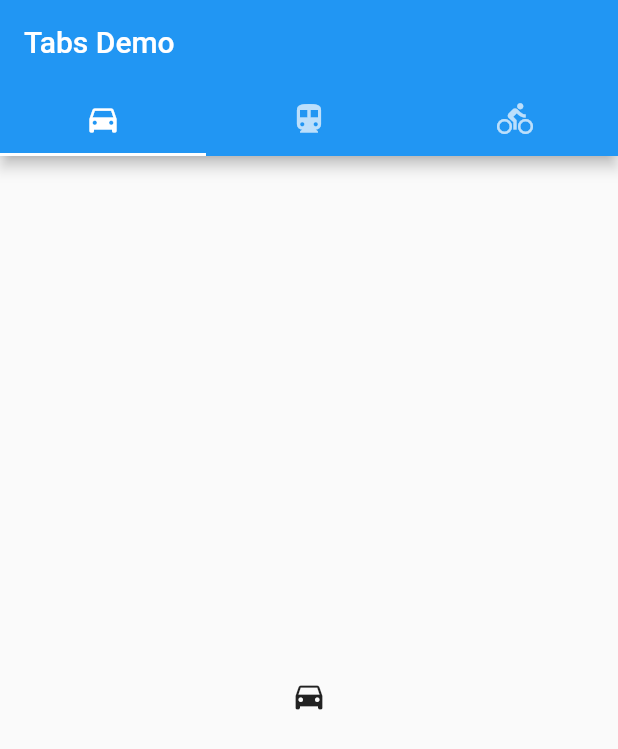
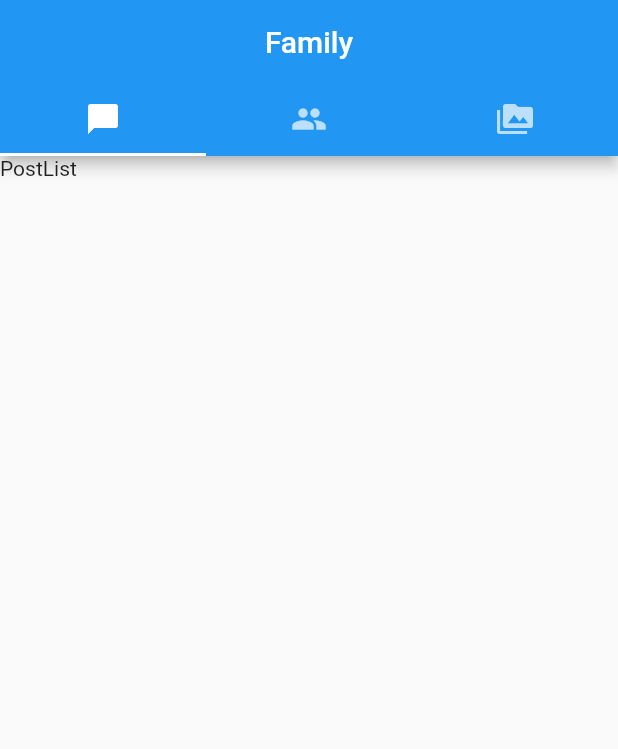
Before and after one commit to shekharkumargupta/family, a Flutter app: the screen it shows after launch, on a phone screen of 412 x 824 dp. Shown: the top 749 px of the screen. Run offline on Flutter 3.47's test engine with Material 2 defaults, Android fonts, the phone set to English and light mode, and no system bars.

Commit message:
Created three seperate files for People, Media and Post

```diff
--- a/lib/main.dart
+++ b/lib/main.dart
@@ -1,6 +1,6 @@
 import 'package:flutter/material.dart';
 
-import 'family/view/MainTab.dart';
+import 'package:family/view/MainTab.dart';
 
 
 void main() {
--- a/lib/family/view/MainTab.dart
+++ b/lib/view/MainTab.dart
@@ -1,4 +1,7 @@
 import 'package:flutter/material.dart';
+import 'package:family/view/MediaList.dart';
+import 'package:family/view/PeopleList.dart';
+import 'package:family/view/PostList.dart';
 
 class MainTab extends StatelessWidget {
 
@@ -9,20 +12,21 @@ class MainTab extends StatelessWidget {
         length: 3,
         child: Scaffold(
           appBar: AppBar(
+            centerTitle: true,
             bottom: TabBar(
               tabs: [
-                Tab(icon: Icon(Icons.directions_car)),
-                Tab(icon: Icon(Icons.directions_transit)),
-                Tab(icon: Icon(Icons.directions_bike)),
+                Tab(icon: Icon(Icons.messenger)),
+                Tab(icon: Icon(Icons.people)),
+                Tab(icon: Icon(Icons.perm_media))
               ],
             ),
-            title: Text('Tabs Demo'),
+            title: Text('Family'),
           ),
           body: TabBarView(
             children: [
-              Icon(Icons.directions_car),
-              Icon(Icons.directions_transit),
-              Icon(Icons.directions_bike),
+              PostList(),
+              PeopleList(),
+              MediaList()
             ],
           ),
         ),
--- /dev/null
+++ b/lib/view/PostList.dart
@@ -0,0 +1,11 @@
+import 'package:flutter/material.dart';
+
+class PostList extends StatelessWidget{
+
+  @override
+  Widget build(BuildContext context) {
+    return Container(
+      child: new Text("PostList"),
+    );
+  }
+}
```
Also changed, not shown: lib/view/MediaList.dart (added, +12 -0 lines), lib/view/PeopleList.dart (added, +12 -0 lines).
